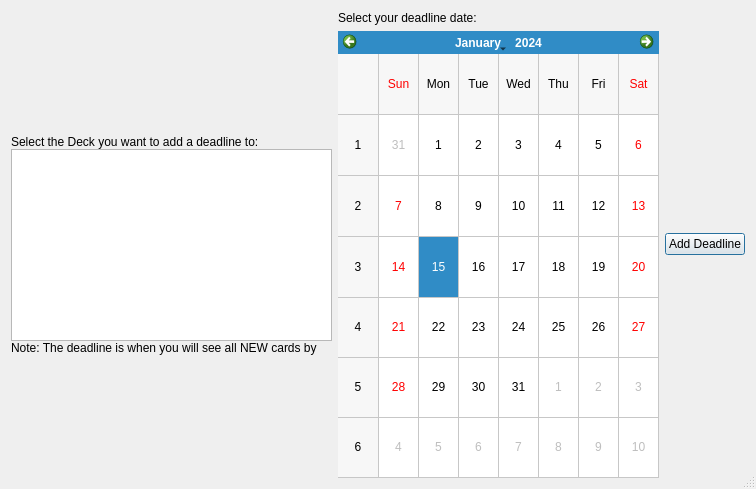
The window that CalForm/form.ui (BSCrumpton/Deadline2) describes before a commit, drawn with Qt 5.
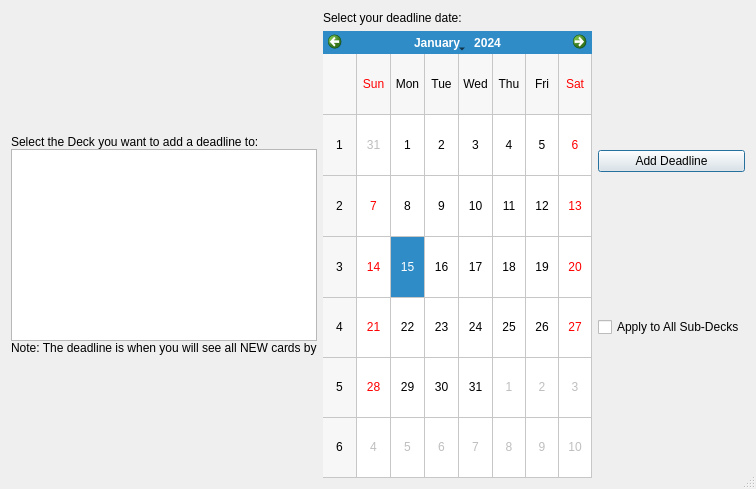
The same window after the commit.

Commit message:
Adding Checkbox to CalForm for application to subdecks
still need to add in the logic to check for it, and prompt a user to ensure that's what they want

```diff
--- a/CalForm/form.ui
+++ b/CalForm/form.ui
@@ -128,11 +128,22 @@
       </layout>
      </item>
      <item>
+      <layout class="QVBoxLayout" name="verticalLayout_3" stretch="0,0">
+       <item>
       <widget class="QPushButton" name="pushButton">
        <property name="text">
         <string>Add Deadline</string>
        </property>
       </widget>
+       </item>
+       <item>
+        <widget class="QCheckBox" name="checkBox_2">
+         <property name="text">
+          <string>Apply to All Sub-Decks</string>
+         </property>
+        </widget>
+       </item>
+      </layout>
      </item>
     </layout>
    </item>
```
Lines whose indentation alone changed are shown as unchanged. The commit also changes 1 other file.
